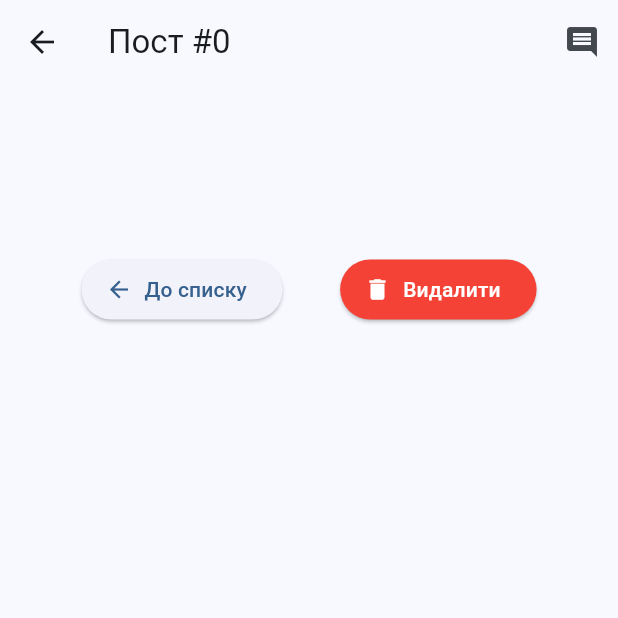
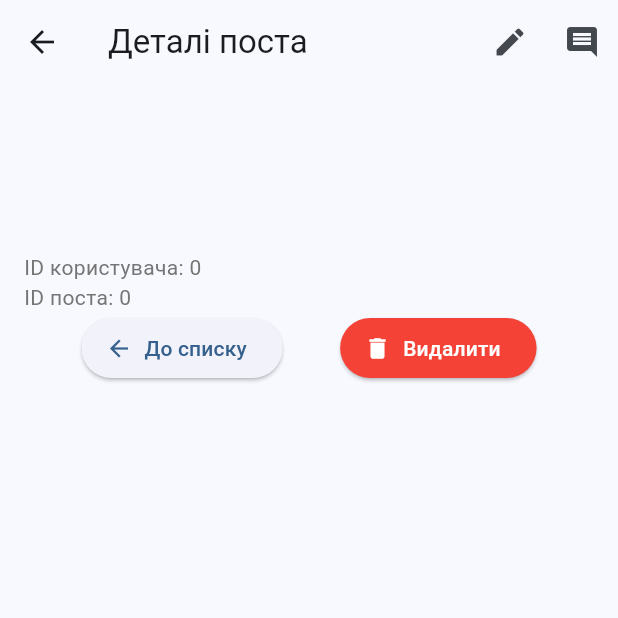
Before and after one commit to chasov-artem/DOiT-2, a Flutter app: the PostDetailsScreen screen opened directly with empty values, on a phone screen of 412 x 824 dp, the top half of it. Run offline on Flutter 3.47's test engine with Material 3 defaults, Android fonts, the light colour scheme and no system bars; missing offline and left inert: gluestack_ui; network calls fail.

Commit message:
editingPosts

```diff
--- a/lib/screens/post_details_screen.dart
+++ b/lib/screens/post_details_screen.dart
@@ -3,6 +3,7 @@ import 'package:provider/provider.dart';
 import '../models/post.dart';
 import '../providers/posts_provider.dart';
 import '../services/api_service.dart';
+import 'edit_post_screen.dart';
 
 class PostDetailsScreen extends StatelessWidget {
   final Post post;
@@ -81,10 +82,26 @@ class PostDetailsScreen extends StatelessWidget {
 
   @override
   Widget build(BuildContext context) {
+    final theme = Theme.of(context);
+
     return Scaffold(
       appBar: AppBar(
-        title: Text('Пост #${post.id}'),
+        title: const Text('Деталі поста'),
         actions: [
+          IconButton(
+            icon: const Icon(Icons.edit),
+            onPressed: () {
+              Navigator.push(
+                context,
+                MaterialPageRoute(
+                  builder: (context) => EditPostScreen(post: post),
+                ),
+              ).then((_) {
+                // Повертаємось на попередній екран після редагування
+                Navigator.pop(context);
+              });
+            },
+          ),
           IconButton(
             icon: const Icon(Icons.comment),
             onPressed: () => _showComments(context),
@@ -98,11 +115,28 @@ class PostDetailsScreen extends StatelessWidget {
           children: [
             Text(
               post.title,
-              style: Theme.of(context).textTheme.headlineMedium,
+              style: theme.textTheme.headlineSmall?.copyWith(
+                fontWeight: FontWeight.bold,
+              ),
             ),
             const SizedBox(height: 16),
-            Text(post.body),
+            Text(
+              post.body,
+              style: theme.textTheme.bodyLarge,
+            ),
             const SizedBox(height: 24),
+            Text(
+              'ID користувача: ${post.userId}',
+              style: theme.textTheme.bodyMedium?.copyWith(
+                color: Colors.grey[600],
+              ),
+            ),
+            Text(
+              'ID поста: ${post.id}',
+              style: theme.textTheme.bodyMedium?.copyWith(
+                color: Colors.grey[600],
+              ),
+            ),
             Row(
               mainAxisAlignment: MainAxisAlignment.spaceEvenly,
               children: [
```
